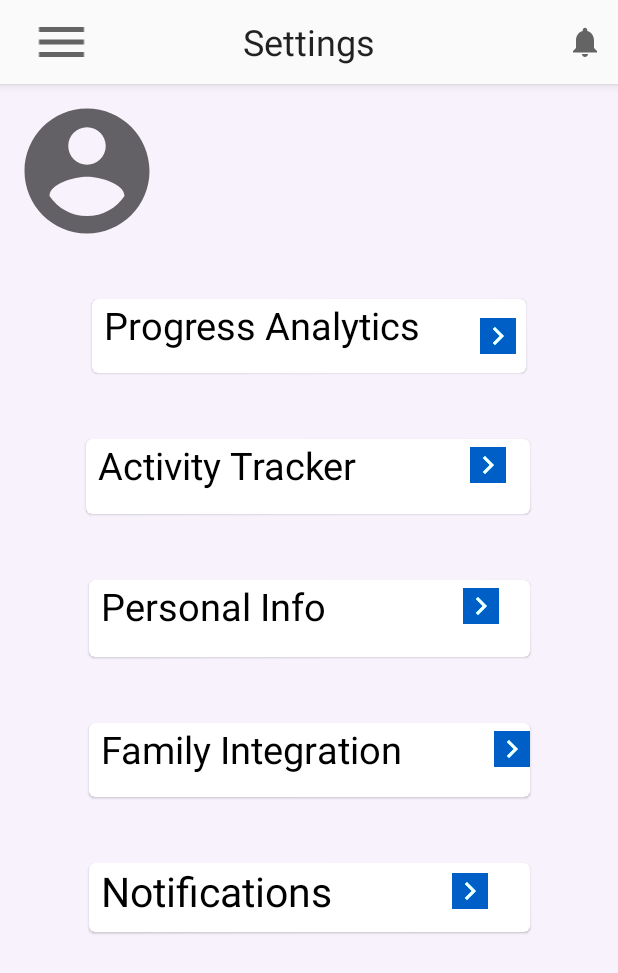
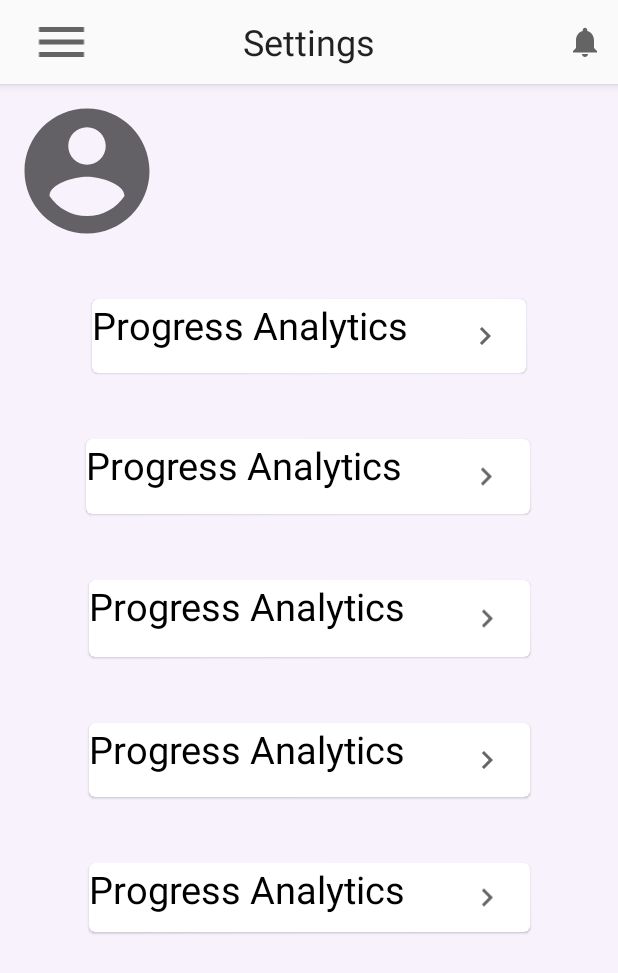
Before and after one commit to definitelyme/iwatch, an Android app: the Settings screen opened directly, with no data from a screen before it, on a phone screen of 412 x 824 dp. Shown: the top 973 px of the screen. Run offline under Robolectric (Android 15) with nearby library versions, the phone set to English and light mode, and no system bars.

Commit message:
switch to Constraints

```diff
--- a/app/src/main/res/layout/activity_settings.xml
+++ b/app/src/main/res/layout/activity_settings.xml
@@ -85,19 +85,37 @@
         app:layout_constraintEnd_toEndOf="parent"
         app:layout_constraintStart_toStartOf="parent"
         app:layout_constraintTop_toBottomOf="@+id/profileName">
+        <androidx.constraintlayout.widget.ConstraintLayout
+            android:layout_width="match_parent"
+            android:layout_height="match_parent">
 
             <TextView
-            android:layout_marginLeft="8dp"
+                android:id="@+id/progText"
                 android:layout_width="wrap_content"
                 android:layout_height="match_parent"
                 android:layout_gravity="left"
-            android:drawableRight="@drawable/arrow_right_24"
-            android:drawablePadding="@dimen/dimen_39"
-            android:drawableTint="#005ec7"
-            android:drawableTintMode="add"
                 android:text="Progress Analytics"
                 android:textColor="@color/black"
-            android:textSize="25sp" />
+                android:textSize="25sp"
+                app:layout_constraintEnd_toEndOf="parent"
+                app:layout_constraintHorizontal_bias="0.0"
+                app:layout_constraintStart_toStartOf="parent"
+                app:layout_constraintTop_toTopOf="parent" />
+
+            <ImageView
+                android:id="@+id/imageArr1"
+                android:layout_width="wrap_content"
+                android:layout_height="match_parent"
+                android:layout_toRightOf="@+id/progText"
+                android:src="@drawable/arrow_right_24"
+                app:layout_constraintBottom_toBottomOf="parent"
+                app:layout_constraintEnd_toEndOf="parent"
+                app:layout_constraintHorizontal_bias="0.719"
+                app:layout_constraintStart_toEndOf="@+id/progText" />
+
+        </androidx.constraintlayout.widget.ConstraintLayout>
+
+
     </com.google.android.material.card.MaterialCardView>
 
     <com.google.android.material.card.MaterialCardView
@@ -111,18 +129,36 @@
         app:layout_constraintStart_toStartOf="parent"
         app:layout_constraintTop_toBottomOf="@+id/card1">
 
+        <androidx.constraintlayout.widget.ConstraintLayout
+            android:layout_width="match_parent"
+            android:layout_height="match_parent">
+
             <TextView
-            android:layout_marginLeft="8dp"
+                android:id="@+id/activText"
                 android:layout_width="wrap_content"
-            android:layout_height="wrap_content"
+                android:layout_height="match_parent"
+                android:layout_gravity="left"
+                android:text="Progress Analytics"
                 android:textColor="@color/black"
-            android:drawableRight="@drawable/arrow_right_24"
-            android:drawablePadding="@dimen/dimen_75"
-            android:drawableTintMode="add"
-            android:drawableTint="#005ec7"
-            android:layout_gravity="left"
-            android:text="Activity Tracker"
-            android:textSize="25sp" />
+                android:textSize="25sp"
+                app:layout_constraintEnd_toEndOf="parent"
+                app:layout_constraintHorizontal_bias="0.0"
+                app:layout_constraintStart_toStartOf="parent"
+                app:layout_constraintTop_toTopOf="parent" />
+
+            <ImageView
+                android:id="@+id/imageV2"
+                android:layout_width="wrap_content"
+                android:layout_height="match_parent"
+                android:layout_toRightOf="@+id/activText"
+                android:src="@drawable/arrow_right_24"
+                app:layout_constraintBottom_toBottomOf="parent"
+                app:layout_constraintEnd_toEndOf="parent"
+                app:layout_constraintHorizontal_bias="0.719"
+                app:layout_constraintStart_toEndOf="@+id/activText" />
+
+        </androidx.constraintlayout.widget.ConstraintLayout>
+
     </com.google.android.material.card.MaterialCardView>
 
     <com.google.android.material.card.MaterialCardView
@@ -136,19 +172,36 @@
         app:layout_constraintStart_toStartOf="parent"
         app:layout_constraintTop_toBottomOf="@+id/card2">
 
+        <androidx.constraintlayout.widget.ConstraintLayout
+            android:layout_width="match_parent"
+            android:layout_height="match_parent">
+
             <TextView
-            android:layout_marginLeft="8dp"
+                android:id="@+id/personal"
                 android:layout_width="wrap_content"
-            android:layout_height="wrap_content"
+                android:layout_height="match_parent"
+                android:layout_gravity="left"
+                android:text="Progress Analytics"
                 android:textColor="@color/black"
-            android:drawableRight="@drawable/arrow_right_24"
-            android:drawablePadding="@dimen/dimen_85"
-            android:drawableTintMode="add"
-            android:drawableTint="#005ec7"
+                android:textSize="25sp"
+                app:layout_constraintEnd_toEndOf="parent"
+                app:layout_constraintHorizontal_bias="0.0"
+                app:layout_constraintStart_toStartOf="parent"
+                app:layout_constraintTop_toTopOf="parent" />
 
-            android:layout_gravity="left"
-            android:text="Personal Info "
-            android:textSize="25sp" />
+            <ImageView
+                android:id="@+id/imagePersonal"
+                android:layout_width="wrap_content"
+                android:layout_height="match_parent"
+                android:layout_toRightOf="@+id/personal"
+                android:src="@drawable/arrow_right_24"
+                app:layout_constraintBottom_toBottomOf="parent"
+                app:layout_constraintEnd_toEndOf="parent"
+                app:layout_constraintHorizontal_bias="0.719"
+                app:layout_constraintStart_toEndOf="@+id/personal" />
+
+        </androidx.constraintlayout.widget.ConstraintLayout>
+
     </com.google.android.material.card.MaterialCardView>
 
     <com.google.android.material.card.MaterialCardView
@@ -161,17 +214,36 @@
         app:layout_constraintStart_toStartOf="parent"
         app:layout_constraintTop_toBottomOf="@+id/card3">
 
+        <androidx.constraintlayout.widget.ConstraintLayout
+            android:layout_width="match_parent"
+            android:layout_height="match_parent">
+
             <TextView
-            android:layout_width="match_parent"
-            android:layout_height="wrap_content"
+                android:id="@+id/fam"
+                android:layout_width="wrap_content"
+                android:layout_height="match_parent"
                 android:layout_gravity="left"
-            android:layout_marginLeft="8dp"
-            android:drawableTint="#005ec7"
-            android:drawableTintMode="add"
-            android:text="Family Integration"
+                android:text="Progress Analytics"
                 android:textColor="@color/black"
                 android:textSize="25sp"
-            app:drawableRightCompat="@drawable/arrow_right_24" />
+                app:layout_constraintEnd_toEndOf="parent"
+                app:layout_constraintHorizontal_bias="0.0"
+                app:layout_constraintStart_toStartOf="parent"
+                app:layout_constraintTop_toTopOf="parent" />
+
+            <ImageView
+                android:id="@+id/imageView"
+                android:layout_width="wrap_content"
+                android:layout_height="match_parent"
+                android:layout_toRightOf="@+id/fam"
+                android:src="@drawable/arrow_right_24"
+                app:layout_constraintBottom_toBottomOf="parent"
+                app:layout_constraintEnd_toEndOf="parent"
+                app:layout_constraintHorizontal_bias="0.719"
+                app:layout_constraintStart_toEndOf="@+id/fam" />
+
+        </androidx.constraintlayout.widget.ConstraintLayout>
+
     </com.google.android.material.card.MaterialCardView>
 
     <com.google.android.material.card.MaterialCardView
@@ -184,18 +256,36 @@
         app:layout_constraintStart_toStartOf="parent"
         app:layout_constraintTop_toBottomOf="@+id/card4">
 
+        <androidx.constraintlayout.widget.ConstraintLayout
+            android:layout_width="match_parent"
+            android:layout_height="match_parent">
+
             <TextView
+                android:id="@+id/notifications"
                 android:layout_width="wrap_content"
-            android:layout_height="wrap_content"
+                android:layout_height="match_parent"
                 android:layout_gravity="left"
-            android:layout_marginLeft="8dp"
-            android:drawableRight="@drawable/arrow_right_24"
-            android:drawablePadding="@dimen/dimen_80"
-            android:drawableTint="#005ec7"
-            android:drawableTintMode="add"
-            android:text="Notifications"
+                android:text="Progress Analytics"
                 android:textColor="@color/black"
-            android:textSize="27sp" />
+                android:textSize="25sp"
+                app:layout_constraintEnd_toEndOf="parent"
+                app:layout_constraintHorizontal_bias="0.0"
+                app:layout_constraintStart_toStartOf="parent"
+                app:layout_constraintTop_toTopOf="parent" />
+
+            <ImageView
+                android:id="@+id/imageNotif"
+                android:layout_width="wrap_content"
+                android:layout_height="match_parent"
+                android:layout_toRightOf="@+id/notifications"
+                android:src="@drawable/arrow_right_24"
+                app:layout_constraintBottom_toBottomOf="parent"
+                app:layout_constraintEnd_toEndOf="parent"
+                app:layout_constraintHorizontal_bias="0.719"
+                app:layout_constraintStart_toEndOf="@+id/notifications" />
+
+        </androidx.constraintlayout.widget.ConstraintLayout>
+
     </com.google.android.material.card.MaterialCardView>
 
 
```
Lines whose indentation alone changed are shown as unchanged.
